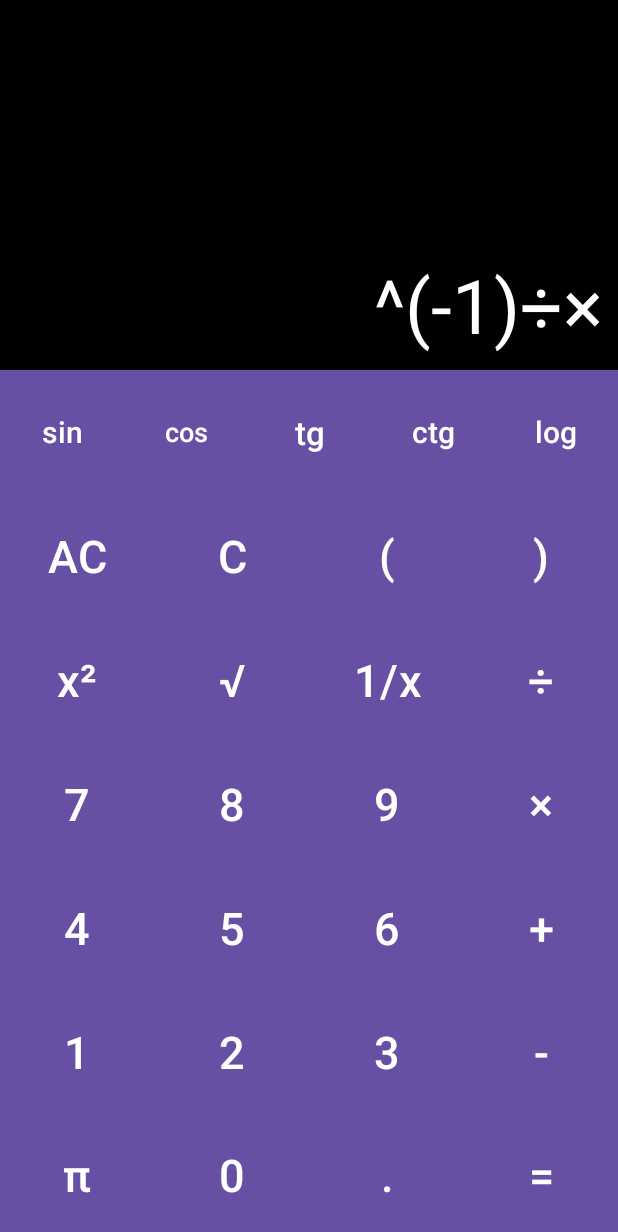
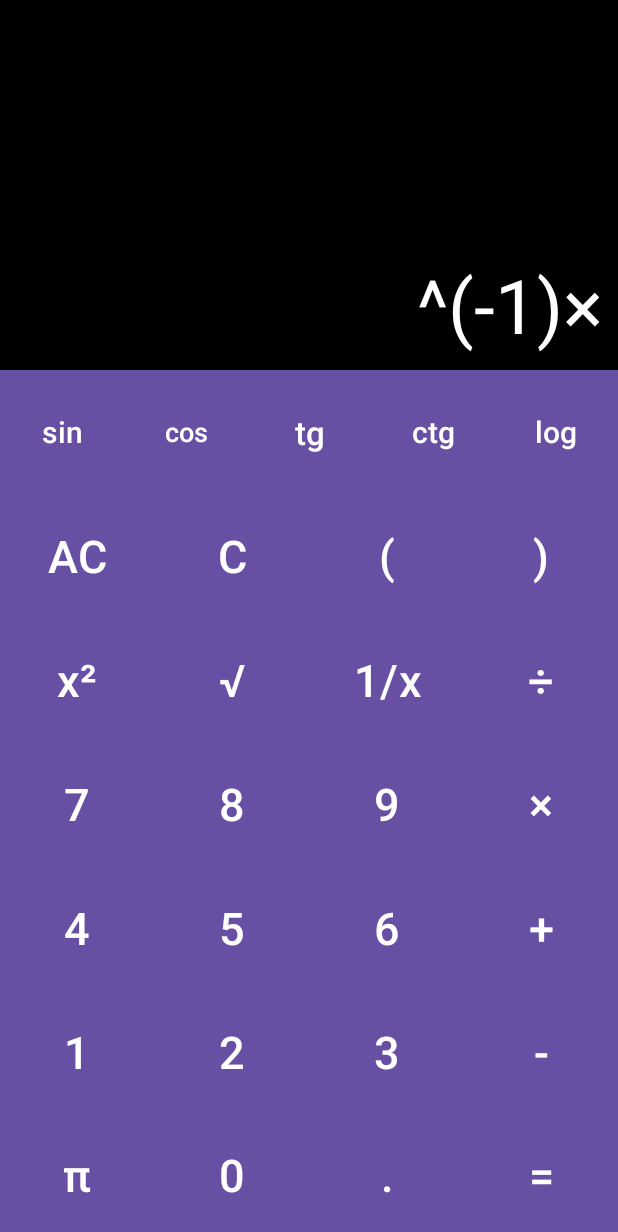
Before and after one commit to SashaFfF/MobileDev, an Android app: the screen it shows after launch (MainActivity), after a tap on an icon or button, on a phone screen of 412 x 824 dp. Shown: the top 1232 px of the screen. Run offline under Robolectric (Android 15) with nearby library versions, the phone set to English and light mode, and no system bars; 3 other taps on this screen came first.

Commit message:
fix problem with multiple operators input and add error popup

```diff
--- a/app/src/main/java/com/example/calculator/MainActivity.java
+++ b/app/src/main/java/com/example/calculator/MainActivity.java
@@ -6,6 +6,7 @@ import android.os.Bundle;
 import android.view.View;
 import android.widget.Button;
 import android.widget.TextView;
+import android.widget.Toast;
 
 public class MainActivity extends AppCompatActivity {
 
@@ -159,25 +160,25 @@ public class MainActivity extends AppCompatActivity {
         bt_plus.setOnClickListener(new View.OnClickListener() {
             @Override
             public void onClick(View v) {
-                tv_main.setText(tv_main.getText()+"+");
+                handleOperatorClick("+");
             }
         });
         bt_min.setOnClickListener(new View.OnClickListener() {
             @Override
             public void onClick(View v) {
-                tv_main.setText(tv_main.getText()+"-");
+                handleOperatorClick("-");
             }
         });
         bt_div.setOnClickListener(new View.OnClickListener() {
             @Override
             public void onClick(View v) {
-                tv_main.setText(tv_main.getText()+"÷");
+                handleOperatorClick("÷");
             }
         });
         bt_mul.setOnClickListener(new View.OnClickListener() {
             @Override
             public void onClick(View v) {
-                tv_main.setText(tv_main.getText()+"×");
+                handleOperatorClick("×");
             }
         });
 
@@ -343,12 +344,40 @@ public class MainActivity extends AppCompatActivity {
             public void onClick(View v) {
                 String val = tv_main.getText().toString();
                 String replacedStr = val.replace('÷', '/').replace('×','*');
-                double result = eval(replacedStr);
-                tv_main.setText(String.valueOf(result));
-                tv_sec.setText(val);
+                try {
+                    double result = eval(replacedStr);
+                    tv_main.setText(String.valueOf(result));
+                    tv_sec.setText(val);
+                } catch (RuntimeException e) {
+                    Toast.makeText(MainActivity.this, "Hекорректное выражение", Toast.LENGTH_SHORT).show();
+                }
             }
         });
     }
+
+    private void handleOperatorClick(String operator) {
+        String expression = tv_main.getText().toString();
+
+        // Проверяем, если строка пустая или у нас (, то не добавляем оператор
+        if (expression.isEmpty() || expression.charAt(expression.length() - 1) == '(') {
+            return;
+        }
+
+        // Проверяем, если последний символ в строке является оператором,
+        // то заменяем его на новый оператор
+        if (isOperator(expression.charAt(expression.length() - 1))) {
+            // Удаляем последний символ (старый оператор)
+            expression = expression.substring(0, expression.length() - 1);
+        }
+
+        // Добавляем новый оператор к текущему выражению
+        tv_main.setText(expression + operator);
+
+    }
+    private boolean isOperator(char c) {
+        return c == '+' || c == '-' || c == '×' || c == '÷';
+    }
+
 
     public static double eval(final String str) {
         return new Object() {
```
